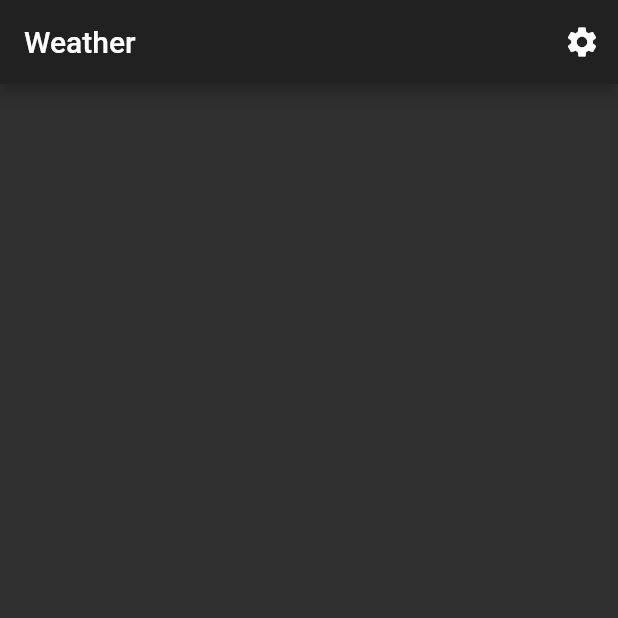
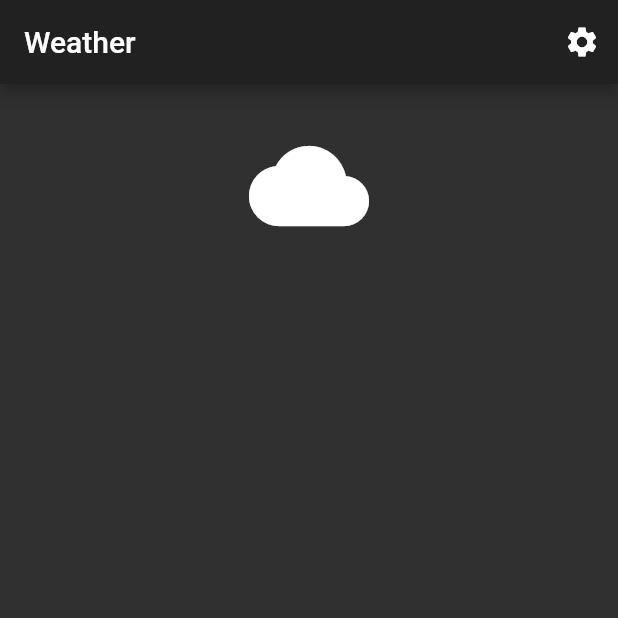
Before and after one commit to rerelurelu/sample-weather-app-with-flutter, a Flutter app: the screen it shows after launch, on a phone screen of 412 x 824 dp, the top half of it. Run offline on Flutter 3.47's test engine with Material 2 defaults, Android fonts, the phone set to English and light mode, and no system bars.

Commit message:
✨ feat: Add weather icon

```diff
--- a/lib/views/home_view.dart
+++ b/lib/views/home_view.dart
@@ -17,7 +17,23 @@ class HomeView extends StatelessWidget {
           ),
         ],
       ),
-      body: Container(),
+      body: Column(
+        mainAxisAlignment: MainAxisAlignment.start,
+        crossAxisAlignment: CrossAxisAlignment.stretch,
+        children: [
+          _cloudIcon(),
+        ],
+      ),
+    );
+  }
+
+  _cloudIcon() {
+    return Padding(
+      padding: const EdgeInsets.all(28),
+      child: Icon(
+        Icons.cloud,
+        size: 80,
+      ),
     );
   }
 }
```
